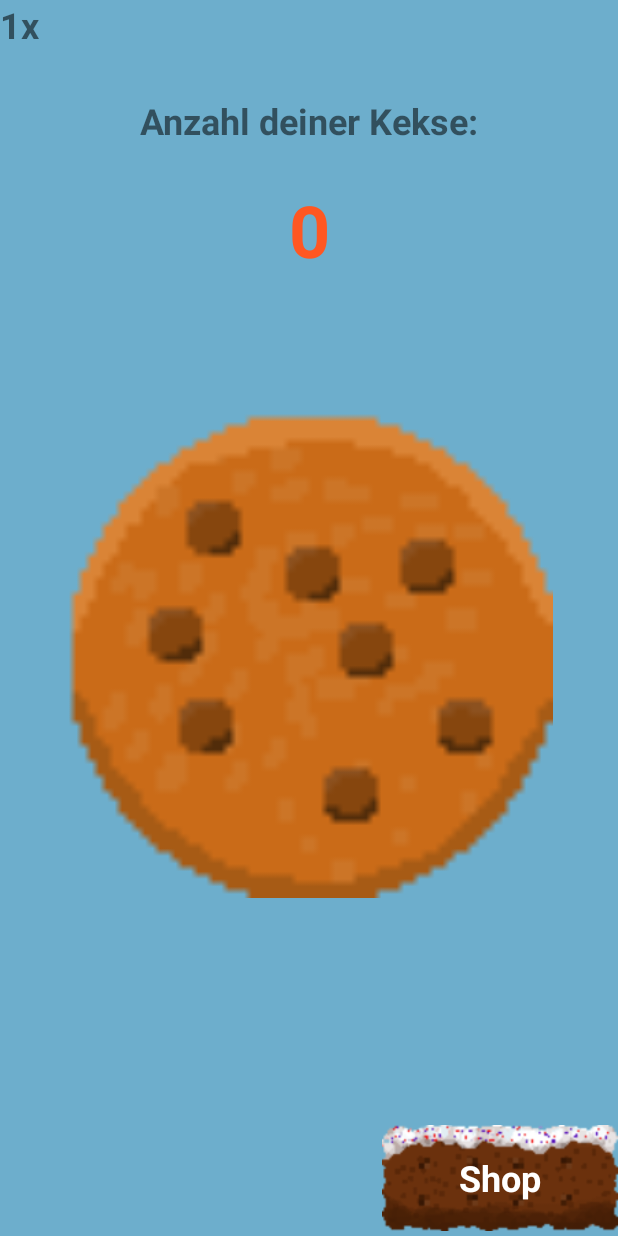
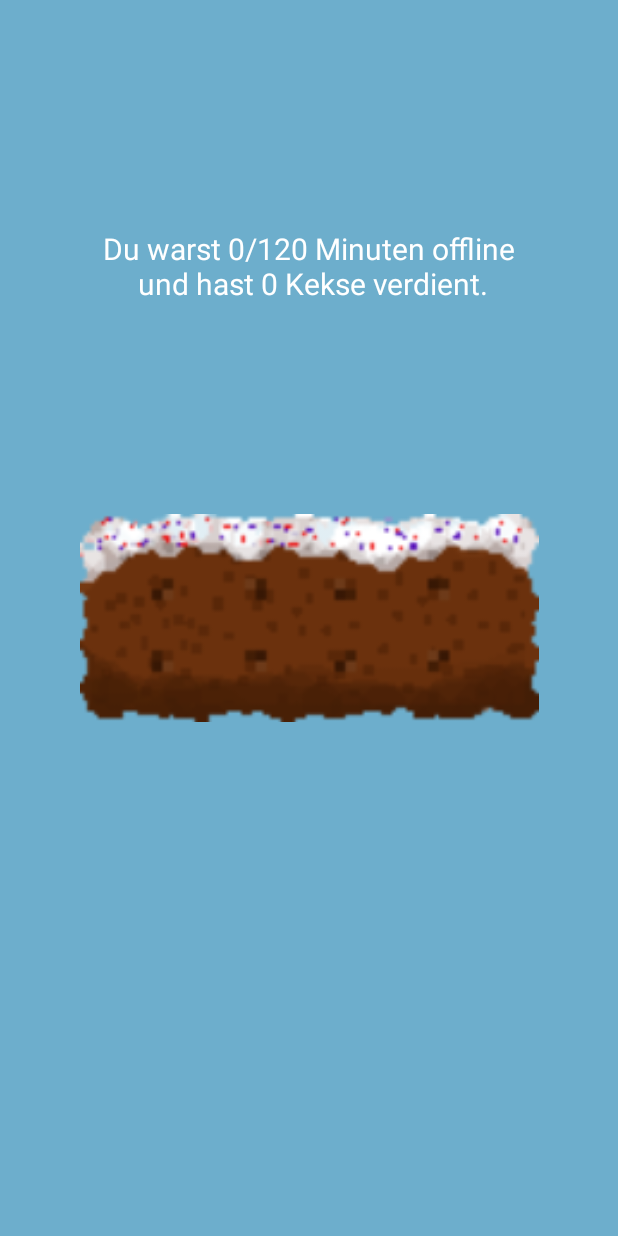
Before and after one commit to thoredev/CookieClicker, an Android app: the screen it shows after launch (MainActivity before the commit, OfflineEarningActivity after it), on a phone screen of 412 x 824 dp. Run offline under Robolectric (Android 15) with nearby library versions, the light colour scheme and no system bars.

Commit message:
offline earning

```diff
--- a/app/src/main/java/de/thore_dev/cookieclicker/GameState.java
+++ b/app/src/main/java/de/thore_dev/cookieclicker/GameState.java
@@ -1,6 +1,9 @@
 package de.thore_dev.cookieclicker;
 
 import android.content.SharedPreferences;
+
+import java.util.Calendar;
+import java.util.Date;
 
 public class GameState {
     private SharedPreferences pref;
@@ -11,53 +14,62 @@ public class GameState {
 
     private int clickspersecond;
 
-    public GameState(SharedPreferences v){
+    public GameState(SharedPreferences v) {
         pref = v;
-        ccount = pref.getInt("ccount",0);
-        multiplier = pref.getInt("multiplier",1);
-        clickspersecond = pref.getInt("clickspersecond",0);
+        ccount = pref.getInt("ccount", 0);
+        multiplier = pref.getInt("multiplier", 1);
+        clickspersecond = pref.getInt("clickspersecond", 0);
     }
 
+    public void setOfflineTime(Date v){
+        SharedPreferences.Editor edit = pref.edit();
+        edit.putString("offlinedate", v.toString());
+        edit.apply();
+    }
 
-    public int getCcount(){
+    public Date getOfflineTime(){
+        return new Date(pref.getString("offlinedate", Calendar.getInstance().getTime().toString()));
+    }
+
+    public int getCcount() {
         return ccount;
     }
 
-    public void setCcount(int v){
+    public void setCcount(int v) {
         ccount = v;
         SharedPreferences.Editor edit = pref.edit();
-        edit.putInt("ccount",ccount);
+        edit.putInt("ccount", ccount);
         edit.apply();
     }
 
-    public void incCcount(int v){
-        ccount+=v;
+    public void incCcount(int v) {
+        ccount += v;
         SharedPreferences.Editor edit = pref.edit();
-        edit.putInt("ccount",ccount);
+        edit.putInt("ccount", ccount);
         edit.apply();
     }
 
 
-    public int getMultiplier(){
+    public int getMultiplier() {
         return multiplier;
     }
 
-    public void setMultiplier(int v){
+    public void setMultiplier(int v) {
         multiplier = v;
         SharedPreferences.Editor edit = pref.edit();
-        edit.putInt("multiplier",multiplier);
+        edit.putInt("multiplier", multiplier);
         edit.apply();
     }
 
 
-    public int getClickspersecond(){
+    public int getClickspersecond() {
         return clickspersecond;
     }
 
-    public void setClickspersecond(int v){
+    public void setClickspersecond(int v) {
         clickspersecond = v;
         SharedPreferences.Editor edit = pref.edit();
-        edit.putInt("clickspersecond",clickspersecond);
+        edit.putInt("clickspersecond", clickspersecond);
         edit.apply();
     }
 
--- /dev/null
+++ b/app/src/main/java/de/thore_dev/cookieclicker/OfflineEarningActivity.java
@@ -0,0 +1,47 @@
+package de.thore_dev.cookieclicker;
+
+import androidx.appcompat.app.AppCompatActivity;
+
+import android.content.Intent;
+import android.os.Bundle;
+import android.view.View;
+import android.widget.ImageButton;
+import android.widget.TextView;
+
+import java.util.Calendar;
+import java.util.Date;
+import java.util.concurrent.TimeUnit;
+
+public class OfflineEarningActivity extends AppCompatActivity {
+
+    @Override
+    protected void onCreate(Bundle savedInstanceState) {
+        super.onCreate(savedInstanceState);
+        setContentView(R.layout.activity_offline_earning);
+
+        GameState gameState = new GameState(getSharedPreferences("gameState", 0));
+
+        Date curTime = Calendar.getInstance().getTime();
+        Date lastTime = gameState.getOfflineTime();
+        long diffInMillies = curTime.getTime()- lastTime.getTime();
+        long offlineTime = TimeUnit.MINUTES.convert(diffInMillies,TimeUnit.MILLISECONDS);
+        if(offlineTime>120){
+            offlineTime = 120;
+        }
+
+        int offEarn = (int)offlineTime*60*gameState.getClickspersecond();
+
+        TextView textView = findViewById(R.id.textView7);
+        textView.setText("Du warst " + offlineTime + "/120 Minuten offline\n und hast "+ offEarn + " Kekse verdient.");
+        gameState.incCcount(offEarn);
+
+        ImageButton btnContinue = findViewById(R.id.button6);
+        btnContinue.setOnClickListener(new View.OnClickListener() {
+            @Override
+            public void onClick(View view) {
+                Intent switchActivity = new Intent(OfflineEarningActivity.this, GameActivity.class);
+                startActivity(switchActivity);
+            }
+        });
+    }
+}
--- a/app/src/main/res/layout/activity_main.xml
+++ b/app/src/main/res/layout/activity_game.xml
@@ -7,7 +7,7 @@
     android:layout_height="match_parent"
     android:background="#6DAECC"
     android:orientation="vertical"
-    tools:context=".MainActivity">
+    tools:context=".GameActivity">
 
     <ImageButton
         android:id="@+id/button"
--- /dev/null
+++ b/app/src/main/res/layout/activity_offline_earning.xml
@@ -0,0 +1,43 @@
+<?xml version="1.0" encoding="utf-8"?>
+<androidx.constraintlayout.widget.ConstraintLayout xmlns:android="http://schemas.android.com/apk/res/android"
+    xmlns:app="http://schemas.android.com/apk/res-auto"
+    xmlns:tools="http://schemas.android.com/tools"
+    android:layout_width="match_parent"
+    android:layout_height="match_parent"
+    android:background="#6DAECC"
+    tools:context=".OfflineEarningActivity">
+
+    <FrameLayout
+        android:layout_width="306dp"
+        android:layout_height="153dp"
+        android:layout_marginTop="8dp"
+        android:layout_marginBottom="8dp"
+        app:layout_constraintBottom_toBottomOf="parent"
+        app:layout_constraintEnd_toEndOf="parent"
+        app:layout_constraintStart_toStartOf="parent"
+        app:layout_constraintTop_toTopOf="parent">
+
+        <ImageButton
+            android:id="@+id/button6"
+            android:layout_width="match_parent"
+            android:layout_height="match_parent"
+            android:background="@null"
+            android:scaleType="fitCenter"
+            app:srcCompat="@drawable/knopf" />
+    </FrameLayout>
+
+    <TextView
+        android:id="@+id/textView7"
+        android:layout_width="356dp"
+        android:layout_height="65dp"
+        android:text="Du warst Minuten offline"
+        android:textAlignment="center"
+        android:textColor="#FFFFFF"
+        android:textSize="20sp"
+        app:layout_constraintBottom_toBottomOf="parent"
+        app:layout_constraintEnd_toEndOf="parent"
+        app:layout_constraintStart_toStartOf="parent"
+        app:layout_constraintTop_toTopOf="parent"
+        app:layout_constraintVertical_bias="0.19999999" />
+
+</androidx.constraintlayout.widget.ConstraintLayout>
--- a/app/src/main/res/menu/menu_main.xml
+++ b/app/src/main/res/menu/menu_main.xml
@@ -1,7 +1,7 @@
 <menu xmlns:android="http://schemas.android.com/apk/res/android"
     xmlns:app="http://schemas.android.com/apk/res-auto"
     xmlns:tools="http://schemas.android.com/tools"
-    tools:context="de.thore_dev.cookieclicker.MainActivity">
+    tools:context="de.thore_dev.cookieclicker.GameActivity">
     <item
         android:id="@+id/action_settings"
         android:orderInCategory="100"
```
Also changed, not shown: app/src/main/AndroidManifest.xml (+17 -9 lines), app/src/main/java/de/thore_dev/cookieclicker/GameActivity.java (renamed from app/src/main/java/de/thore_dev/cookieclicker/MainActivity.java, +11 -20 lines), app/src/main/java/de/thore_dev/cookieclicker/ShopActivity.java (+3 -4 lines).
